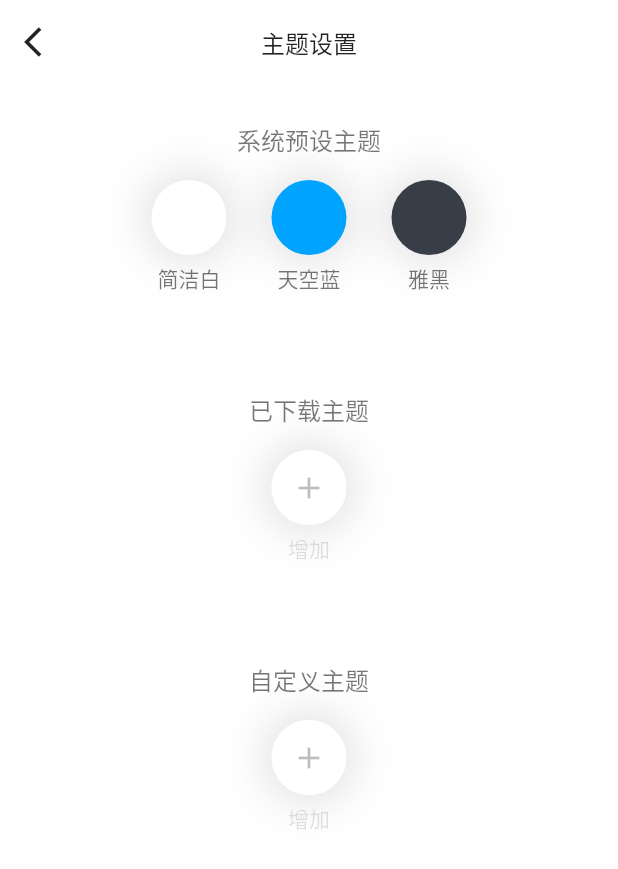
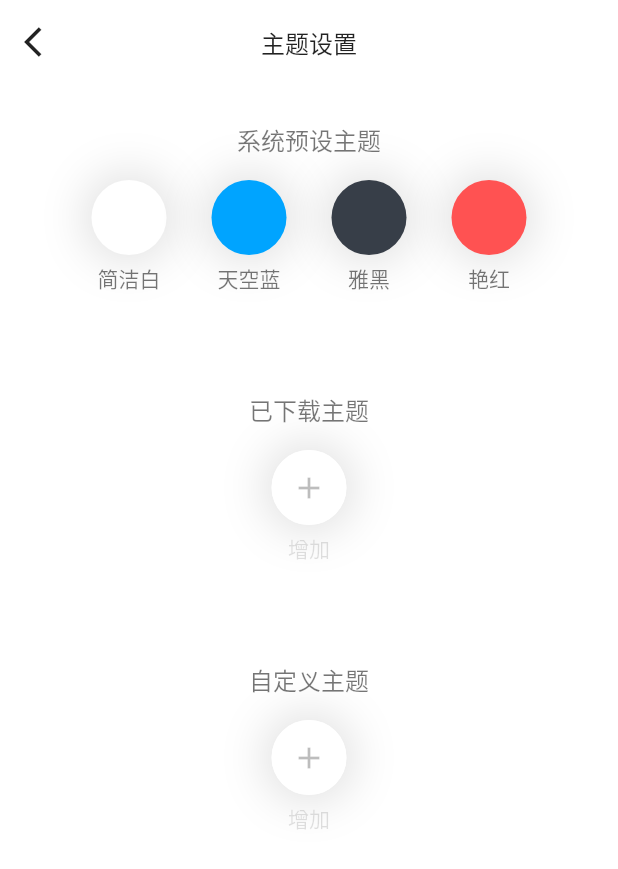
Before and after one commit to NeverGiveUp1995/layout_practice, a Flutter app: the Settings screen opened by its route, after a tap on "主题", on a phone screen of 412 x 824 dp. Shown: the top 869 px of the screen. Run offline on Flutter 3.47's test engine with Material 2 defaults, Android fonts, the phone set to English and light mode, and no system bars; our stand-ins replace bloc, dio, flutter_bloc; missing offline and left inert: flutter_custom_bottom_tab_bar; accounts and stored records are empty; network calls fail.

Commit message:
主题优化

```diff
--- a/lib/blocs/theme/theme_event.dart
+++ b/lib/blocs/theme/theme_event.dart
@@ -1,3 +1,4 @@
+import 'package:layout_practice/blocs/theme/bloc.dart';
 import 'package:meta/meta.dart';
 import 'package:layout_practice/modals/theme/Theme.dart' as myThemes;
 
--- a/lib/components/Drawers/Person/PersonDrawer.dart
+++ b/lib/components/Drawers/Person/PersonDrawer.dart
@@ -3,6 +3,7 @@ import 'package:flutter_bloc/flutter_bloc.dart';
 import 'package:layout_practice/blocs/theme/bloc.dart';
 import 'package:layout_practice/components/Header/Header.dart';
 import 'package:layout_practice/blocs/auth/bloc.dart';
+import 'package:layout_practice/utils/Utils.dart';
 
 class PersonDrawer extends StatelessWidget {
   AuthBloc _authBloc;
--- a/lib/theme/ThemeData.dart
+++ b/lib/theme/ThemeData.dart
@@ -18,7 +18,7 @@ class AllThemes {
       themeName: '简洁白',
       contrastColor: Colors.black87,
       shadowColor: Colors.black12,
-      auxiliaryColor: Color.fromARGB(1, 223, 235, 240),
+      settingItemBgColor: Colors.white,
       mainColor: Colors.white,
       titleBarBGColor: Colors.white,
       titleBarTextColor: Colors.black54,
@@ -36,26 +36,26 @@ class AllThemes {
       themeName: '天空蓝',
       mainColor: Color(0xff00a4ff),
       contrastColor: Color(0x99ffffff),
-      titleBarBGColor: Colors.white,
+      titleBarBGColor: Color(0xff00a4ff),
       titleBarTextColor: Colors.white,
-      bodyColor: Color(0xffefefef),
+      bodyColor: Color(0x000e0e0e),
       bottomColor: Colors.white,
       personDrawerBgColor: Color(0xaa898989),
-      shadowColor: Color(0x44ffffff),
+      shadowColor: Color(0x44dedede),
       textColor: Color(0xff696969),
-      auxiliaryColor: Color(0x55eeeeee),
+      settingItemBgColor: Colors.white,
       tipModalBgColor: Colors.black54,
       tipModalTextColor: Colors.black12,
       textFieldCursorColor: Color(0xff00a4ff),
       //文本框光标的颜色
       selectedColor: Color(0xff00a4ff),
     );
-    myTheme.Theme yahei = myTheme.Theme(
+    myTheme.Theme eleganceBlack = myTheme.Theme(
       themeId: '2',
       themeName: '雅黑',
       contrastColor: Color(0x99ffffff),
       shadowColor: Color(0x66000000),
-      auxiliaryColor: Colors.black12,
+      settingItemBgColor: Colors.black12,
       mainColor: Color(0xff373e48),
       titleBarBGColor: Color(0xff373e48),
       titleBarTextColor: Color(0xffcdcdcd),
@@ -68,8 +68,29 @@ class AllThemes {
       textFieldCursorColor: Color(0xffeeeeee),
       selectedColor: Color(0xffcecece),
     );
-
-    _sysDefaultThemes..add(simpleWhite)..add(skyBlue)..add(yahei);
+    myTheme.Theme red = myTheme.Theme(
+      themeId: "3",
+      themeName: "艳红",
+      mainColor: Colors.redAccent,
+      titleBarBGColor: Colors.redAccent,
+      titleBarTextColor: Colors.white,
+      bodyColor: Color(0x000e0e0e),
+      bottomColor: Colors.redAccent,
+      personDrawerBgColor: Color(0xefffffff),
+      contrastColor: Colors.white,
+      shadowColor: Color(0x00dedede),
+      textColor: Colors.black54,
+      settingItemBgColor: Colors.white,
+      tipModalBgColor: Color(0x22ef0000),
+      tipModalTextColor: Colors.black54,
+      textFieldCursorColor: Colors.redAccent,
+      selectedColor: Colors.white,
+    );
+    _sysDefaultThemes
+      ..add(simpleWhite)
+      ..add(skyBlue)
+      ..add(eleganceBlack)
+      ..add(red);
 //    用户下载的数据，要从本地获取，（暂无）当用户下载了之后，需要将下载的所有主题，写入一个文件，存放在本地，然后，在此处自动读取该文件，暂时还未实现
   }
 }
--- a/lib/views/settings/Settings.dart
+++ b/lib/views/settings/Settings.dart
@@ -3,6 +3,7 @@
  */
 import 'package:flutter/material.dart';
 import 'package:flutter_bloc/flutter_bloc.dart';
+import 'package:layout_practice/blocs/auth/bloc.dart';
 import 'package:layout_practice/blocs/theme/bloc.dart';
 import 'package:layout_practice/components/BackBtn/BackBtn.dart';
 import 'package:layout_practice/utils/consts/SettingAll.dart';
@@ -58,9 +59,9 @@ class Settings extends StatelessWidget {
           Container(
             margin: EdgeInsets.only(top: 4),
             child: RaisedButton(
-              color: _themeBloc.currentState.theme != null &&
-                      _themeBloc.currentState.theme.auxiliaryColor != null
-                  ? _themeBloc.currentState.theme.auxiliaryColor
+              color:  _themeBloc.currentState.theme != null &&
+                  _themeBloc.currentState.theme.settingItemBgColor != null
+                  ? _themeBloc.currentState.theme.settingItemBgColor
                   : null,
               elevation: 0,
               disabledElevation: 0,
@@ -103,6 +104,9 @@ class Settings extends StatelessWidget {
   @override
   Widget build(BuildContext context) {
     _themeBloc = BlocProvider.of<ThemeBloc>(context);
+    return BlocBuilder(
+      bloc: _themeBloc,
+      builder: (BuildContext context, ThemeState _themeState) {
         return Scaffold(
           appBar: AppBar(
             leading: BackBtn(),
@@ -134,5 +138,7 @@ class Settings extends StatelessWidget {
             ),
           ),
         );
+      },
+    );
   }
 }
```
Also changed, not shown: lib/blocs/theme/theme_bloc.dart (+7 -4 lines), lib/components/TabViews/MessageListView/MessaeListView.dart (+8 -3 lines), lib/modals/theme/Theme.dart (+67 -27 lines), lib/utils/Utils.dart (+12 -4 lines), lib/views/Chat/Chat.dart (+39 -5 lines), lib/views/Home/Home.dart (+21 -17 lines), lib/views/Login/login.dart (+6 -8 lines). Lines whose indentation alone changed are shown as unchanged.
